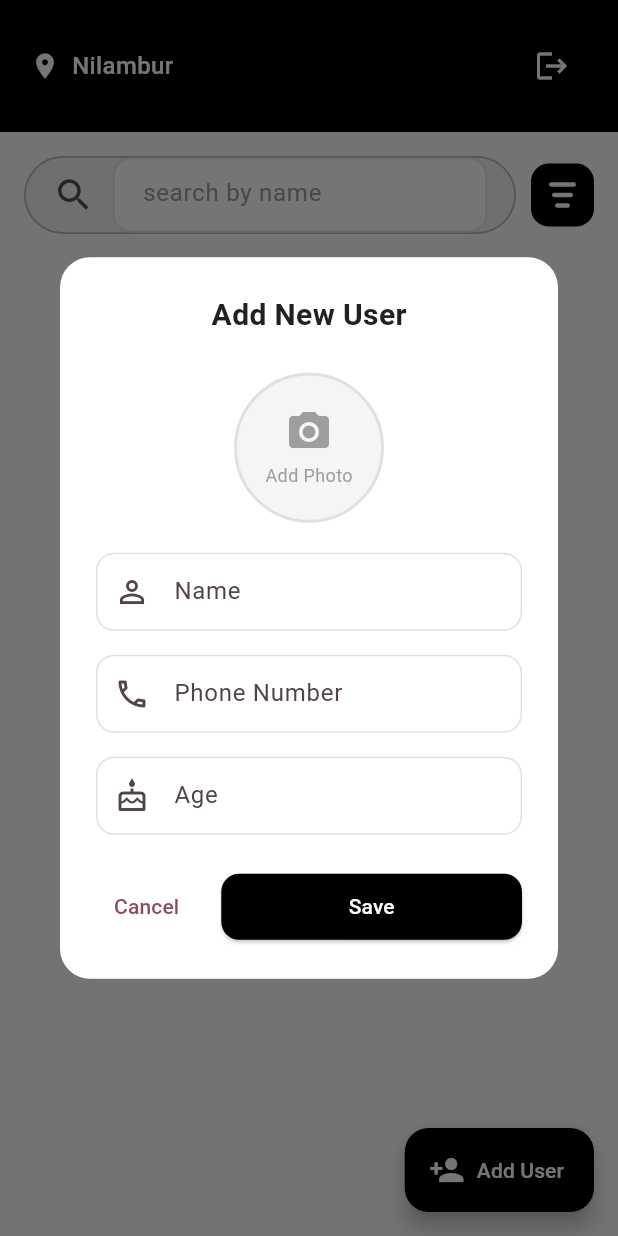
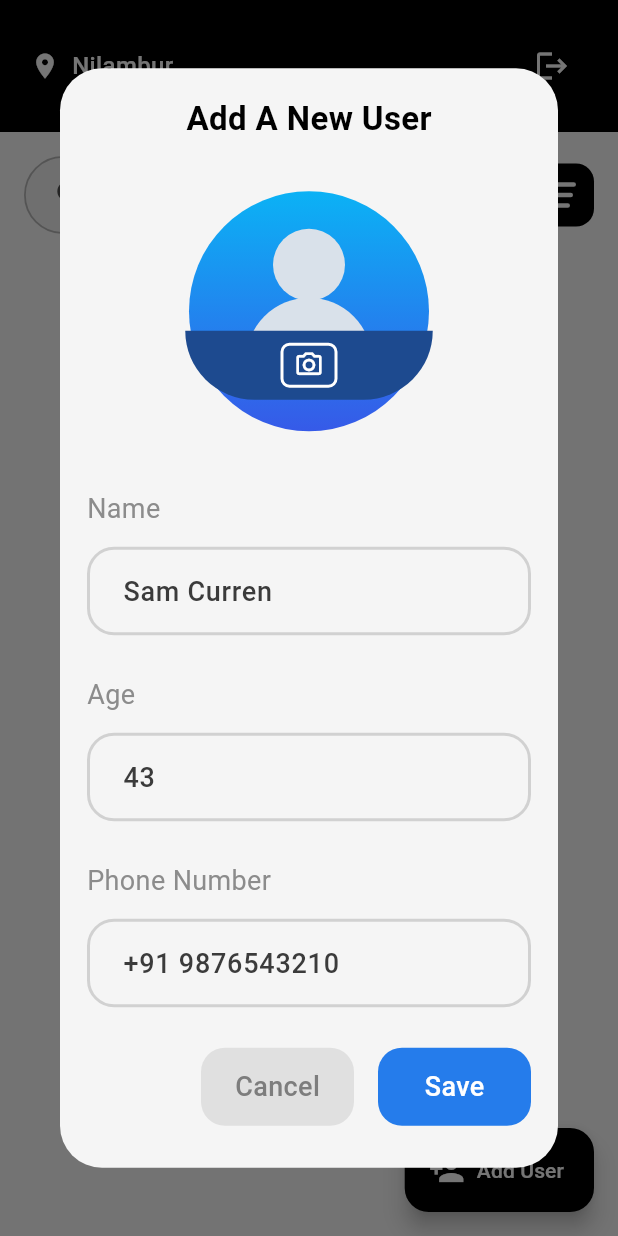
Before and after one commit to muhammednaseemtk/Total-x-task, a Flutter app: the UsersListScreen screen opened directly, after a tap on "Add User", on a phone screen of 412 x 824 dp. Run offline on Flutter 3.47's test engine with Material 3 defaults, Android fonts, the light colour scheme and no system bars; our stand-ins replace cloud_firestore, firebase_auth, firebase_core, firebase_storage, google_sign_in, image_picker and 1 more; accounts and stored records are empty.

Commit message:
some changes for this app

```diff
--- /dev/null
+++ b/lib/presentation/screens/add_user_screen.dart
@@ -0,0 +1,253 @@
+import 'package:flutter/material.dart';
+
+class AddUserScreen extends StatelessWidget {
+  final VoidCallback? onCancel;
+  final VoidCallback? onSave;
+
+  const AddUserScreen({
+    super.key,
+    this.onCancel,
+    this.onSave,
+  });
+
+  @override
+  Widget build(BuildContext context) {
+    return Dialog(
+      backgroundColor: const Color(0xFFF5F5F5),
+      shape: RoundedRectangleBorder(borderRadius: BorderRadius.circular(28)),
+      child: SingleChildScrollView(
+        child: Padding(
+          padding: const EdgeInsets.all(18),
+          child: Column(
+            mainAxisSize: MainAxisSize.min,
+            crossAxisAlignment: CrossAxisAlignment.start,
+            children: [
+              const Center(
+                child: AddUserTitleWidget(),
+              ),
+              const SizedBox(height: 28),
+              const Center(
+                child: ProfileImageWidget(),
+              ),
+              const SizedBox(height: 34),
+              const LabelTextWidget(title: 'Name'),
+              const SizedBox(height: 12),
+              const CustomTextFieldWidget(
+                hintText: 'Sam Curren',
+                keyboardType: TextInputType.name,
+              ),
+              const SizedBox(height: 26),
+              const LabelTextWidget(title: 'Age'),
+              const SizedBox(height: 12),
+              const CustomTextFieldWidget(
+                hintText: '43',
+                keyboardType: TextInputType.number,
+              ),
+              const SizedBox(height: 26),
+              const LabelTextWidget(title: 'Phone Number'),
+              const SizedBox(height: 12),
+              const CustomTextFieldWidget(
+                hintText: '+91 9876543210',
+                keyboardType: TextInputType.phone,
+              ),
+              const SizedBox(height: 26),
+              BottomButtonWidget(
+                onCancel: onCancel ?? () => Navigator.pop(context),
+                onSave: onSave ?? () => Navigator.pop(context),
+              ),
+              const SizedBox(height: 10),
+            ],
+          ),
+        ),
+      ),
+    );
+  }
+}
+
+class AddUserTitleWidget extends StatelessWidget {
+  const AddUserTitleWidget({super.key});
+
+  @override
+  Widget build(BuildContext context) {
+    return const Text(
+      'Add A New User',
+      style: TextStyle(
+        fontSize: 22,
+        fontWeight: FontWeight.w700,
+        color: Colors.black,
+      ),
+    );
+  }
+}
+
+class ProfileImageWidget extends StatelessWidget {
+  const ProfileImageWidget({super.key});
+
+  @override
+  Widget build(BuildContext context) {
+    return SizedBox(
+      width: 170,
+      height: 170,
+      child: Stack(
+        alignment: Alignment.center,
+        children: [
+          Container(
+            width: 160,
+            height: 160,
+            decoration: const BoxDecoration(
+              shape: BoxShape.circle,
+              gradient: LinearGradient(
+                colors: [
+                  Color(0xFF0BB2F5),
+                  Color(0xFF365AE8),
+                ],
+                begin: Alignment.topCenter,
+                end: Alignment.bottomCenter,
+              ),
+            ),
+          ),
+          Positioned(
+            top: 30,
+            child: Container(
+              width: 48,
+              height: 48,
+              decoration: const BoxDecoration(
+                color: Color(0xFFD9E1EA),
+                shape: BoxShape.circle,
+              ),
+            ),
+          ),
+          Positioned(
+            top: 76,
+            child: Container(
+              width: 84,
+              height: 58,
+              decoration: const BoxDecoration(
+                color: Color(0xFFD9E1EA),
+                borderRadius: BorderRadius.only(
+                  topLeft: Radius.circular(45),
+                  topRight: Radius.circular(45),
+                ),
+              ),
+            ),
+          ),
+          Positioned(
+            bottom: 26,
+            child: Container(
+              width: 165,
+              height: 46,
+              decoration: const BoxDecoration(
+                color: Color(0xFF1D4A8F),
+                borderRadius: BorderRadius.only(
+                  bottomLeft: Radius.circular(90),
+                  bottomRight: Radius.circular(90),
+                ),
+              ),
+            ),
+          ),
+          Positioned(
+            bottom: 34,
+            child: Container(
+              width: 38,
+              height: 30,
+              decoration: BoxDecoration(
+                borderRadius: BorderRadius.circular(6),
+                border: Border.all(color: Colors.white, width: 2),
+              ),
+              child: const Icon(Icons.camera_alt_outlined, color: Colors.white, size: 20),
+            ),
+          ),
+        ],
+      ),
+    );
+  }
+}
+
+class LabelTextWidget extends StatelessWidget {
+  final String title;
+  const LabelTextWidget({super.key, required this.title});
+
+  @override
+  Widget build(BuildContext context) {
+    return Text(
+      title,
+      style: const TextStyle(fontSize: 18, color: Color(0xFF8C8C8C), fontWeight: FontWeight.w400),
+    );
+  }
+}
+
+class CustomTextFieldWidget extends StatelessWidget {
+  final String hintText;
+  final TextInputType keyboardType;
+
+  const CustomTextFieldWidget({
+    super.key,
+    required this.hintText,
+    required this.keyboardType,
+  });
+
+  @override
+  Widget build(BuildContext context) {
+    return SizedBox(
+      height: 60,
+      child: TextFormField(
+        keyboardType: keyboardType,
+        style: const TextStyle(fontSize: 18, color: Color(0xFF3B3B3B), fontWeight: FontWeight.w500),
+        decoration: InputDecoration(
+          hintText: hintText,
+          hintStyle: const TextStyle(fontSize: 18, color: Color(0xFF3B3B3B), fontWeight: FontWeight.w500),
+          filled: true,
+          fillColor: const Color(0xFFF5F5F5),
+          contentPadding: const EdgeInsets.symmetric(horizontal: 20, vertical: 16),
+          enabledBorder: OutlineInputBorder(
+            borderRadius: BorderRadius.circular(18),
+            borderSide: const BorderSide(color: Color(0xFFD1D1D1), width: 2),
+          ),
+          focusedBorder: OutlineInputBorder(
+            borderRadius: BorderRadius.circular(18),
+            borderSide: const BorderSide(color: Color(0xFF2B7DE9), width: 2),
+          ),
+        ),
+      ),
+    );
+  }
+}
+
+class BottomButtonWidget extends StatelessWidget {
+  final VoidCallback onCancel;
+  final VoidCallback onSave;
+
+  const BottomButtonWidget({super.key, required this.onCancel, required this.onSave});
+
+  @override
+  Widget build(BuildContext context) {
+    return Row(
+      mainAxisAlignment: MainAxisAlignment.end,
+      children: [
+        GestureDetector(
+          onTap: onCancel,
+          child: Container(
+            width: 102,
+            height: 52,
+            decoration: BoxDecoration(color: const Color(0xFFE0E0E0), borderRadius: BorderRadius.circular(16)),
+            child: const Center(
+              child: Text('Cancel', style: TextStyle(fontSize: 18, color: Color(0xFF7D7D7D), fontWeight: FontWeight.w500)),
+            ),
+          ),
+        ),
+        const SizedBox(width: 16),
+        GestureDetector(
+          onTap: onSave,
+          child: Container(
+            width: 102,
+            height: 52,
+            decoration: BoxDecoration(color: const Color(0xFF257CEB), borderRadius: BorderRadius.circular(16)),
+            child: const Center(
+              child: Text('Save', style: TextStyle(fontSize: 18, color: Colors.white, fontWeight: FontWeight.w500)),
+            ),
+          ),
+        ),
+      ],
+    );
+  }
+}
--- a/lib/presentation/screens/users_list_screen.dart
+++ b/lib/presentation/screens/users_list_screen.dart
@@ -4,12 +4,12 @@ import '../../core/constants/color_constants.dart';
 import '../../core/utils/helpers.dart';
 import '../controllers/auth_controller.dart';
 import '../controllers/user_controller.dart';
-import '../widgets/add_user_dialog.dart';
 import '../widgets/users_header.dart';
 import '../widgets/users_sort_sheet.dart';
 import '../widgets/users_sign_out_dialog.dart';
 import '../widgets/users_list_view.dart';
 import 'login_screen.dart';
+import 'add_user_screen.dart';
 
 class UsersListScreen extends StatelessWidget {
   const UsersListScreen({super.key});
@@ -53,21 +53,12 @@ class UsersListScreen extends StatelessWidget {
   void showAddUserDialog(BuildContext context) {
     showDialog(
       context: context,
-      builder: (ctx) => AddUserDialog(
-        onSubmit: (name, phone, age, imagePath) async {
+      builder: (ctx) => AddUserScreen(
+        onSave: () {
+          Navigator.pop(ctx);
           final userCtrl = context.read<UserController>();
-          final success = await userCtrl.addUser(
-            name: name,
-            phone: phone,
-            age: age,
-            imagePath: imagePath,
-          );
-          if (context.mounted)
-            Helpers.showSnackBar(
-              context,
-              success ? 'User added successfully' : 'Failed to add user',
-              isError: !success,
-            );
+          userCtrl.addUser(name: 'Sam Curren', phone: '+91 9876543210', age: 43, imagePath: null);
+          Helpers.showSnackBar(context, 'User added successfully');
         },
       ),
     );
@@ -87,12 +78,13 @@ class UsersListScreen extends StatelessWidget {
   void deleteUser(BuildContext context, String id, String name) async {
     final userCtrl = context.read<UserController>();
     final success = await userCtrl.deleteUser(id);
-    if (context.mounted)
+    if (context.mounted) {
       Helpers.showSnackBar(
         context,
         success ? 'User deleted' : 'Failed to delete user',
         isError: !success,
       );
+    }
   }
 
   void signOutWithAuth(BuildContext context) async {
@@ -103,11 +95,12 @@ class UsersListScreen extends StatelessWidget {
     if (confirmed == true && context.mounted) {
       final authCtrl = context.read<AuthController>();
       await authCtrl.signOut();
-      if (context.mounted)
+      if (context.mounted) {
         Navigator.pushReplacement(
           context,
           MaterialPageRoute(builder: (context) => const LoginScreen()),
         );
+      }
     }
   }
 }
--- a/lib/presentation/widgets/add_user_dialog.dart
+++ /dev/null
@@ -1,163 +0,0 @@
-import 'dart:io';
-import 'package:flutter/material.dart';
-import 'package:provider/provider.dart';
-import '../../core/constants/color_constants.dart';
-import '../../core/utils/image_controller.dart';
-
-class AddUserDialog extends StatelessWidget {
-  final Function(String, String, int, String?) onSubmit;
-  const AddUserDialog({super.key, required this.onSubmit});
-
-  @override
-  Widget build(BuildContext context) {
-    return ChangeNotifierProvider(
-      create: (_) => ImageControllerUtil(),
-      child: _AddUserDialogContent(onSubmit: onSubmit),
-    );
-  }
-}
-
-class _AddUserDialogContent extends StatelessWidget {
-  final Function(String, String, int, String?) onSubmit;
-  const _AddUserDialogContent({required this.onSubmit});
-
-  @override
-  Widget build(BuildContext context) {
-    return Dialog(
-      backgroundColor: AppColors.white,
-      shape: RoundedRectangleBorder(borderRadius: BorderRadius.circular(20)),
-      child: SingleChildScrollView(
-        child: Padding(
-          padding: const EdgeInsets.all(24),
-          child: Column(
-            mainAxisSize: MainAxisSize.min,
-            children: [
-              const Text('Add New User', style: TextStyle(fontSize: 20, fontWeight: FontWeight.bold, color: AppColors.textPrimary)),
-              const SizedBox(height: 24),
-              const _ImagePicker(),
-              const SizedBox(height: 20),
-              _Form(onSubmit: onSubmit),
-            ],
-          ),
-        ),
-      ),
-    );
-  }
-}
-
-class _ImagePicker extends StatelessWidget {
-  const _ImagePicker();
-
-  @override
-  Widget build(BuildContext context) {
-    final img = context.watch<ImageControllerUtil>();
-    return GestureDetector(
-      onTap: () => _pick(context),
-      child: Container(
-        width: 100,
-        height: 100,
-        decoration: BoxDecoration(shape: BoxShape.circle, color: AppColors.lightGrey, border: Border.all(color: AppColors.divider, width: 2)),
-        child: img.imagePath != null
-            ? ClipOval(child: Image.file(File(img.imagePath!), fit: BoxFit.cover, width: 100, height: 100))
-            : const Column(mainAxisAlignment: MainAxisAlignment.center, children: [
-                Icon(Icons.camera_alt, color: AppColors.grey, size: 32),
-                SizedBox(height: 4),
-                Text('Add Photo', style: TextStyle(fontSize: 12, color: AppColors.grey)),
-              ]),
-      ),
-    );
-  }
-
-  void _pick(BuildContext context) {
-    showModalBottomSheet(
-      context: context,
-      backgroundColor: AppColors.white,
-      shape: const RoundedRectangleBorder(borderRadius: BorderRadius.vertical(top: Radius.circular(20))),
-      builder: (ctx) => Padding(
-        padding: const EdgeInsets.all(24),
-        child: Column(
-          mainAxisSize: MainAxisSize.min,
-          children: [
-            ListTile(
-              leading: const Icon(Icons.photo_library, color: AppColors.primary),
-              title: const Text('Choose from Gallery'),
-              onTap: () async {
-                Navigator.pop(ctx);
-                await context.read<ImageControllerUtil>().pickImageFromGallery();
-              },
-            ),
-            ListTile(
-              leading: const Icon(Icons.camera_alt, color: AppColors.primary),
-              title: const Text('Take a Photo'),
-              onTap: () async {
-                Navigator.pop(ctx);
-                await context.read<ImageControllerUtil>().pickImageFromCamera();
-              },
-            ),
-          ],
-        ),
-      ),
-    );
-  }
-}
-
-class _Form extends StatelessWidget {
-  final Function(String, String, int, String?) onSubmit;
-  const _Form({required this.onSubmit});
-
-  @override
-  Widget build(BuildContext context) {
-    return _AddUserForm(onSubmit: onSubmit);
-  }
-}
-
-class _AddUserForm extends StatefulWidget {
-  final Function(String, String, int, String?) onSubmit;
-  const _AddUserForm({required this.onSubmit});
-
-  @override
-  State<_AddUserForm> createState() => _AddUserFormState();
-}
-
-class _AddUserFormState extends State<_AddUserForm> {
-  final _name = TextEditingController();
-  final _phone = TextEditingController();
-  final _age = TextEditingController();
-
-  @override
-  void dispose() {
-    _name.dispose();
-    _phone.dispose();
-    _age.dispose();
-    super.dispose();
-  }
-
-  void _submit() {
-    if (_name.text.isNotEmpty && _phone.text.isNotEmpty && _age.text.isNotEmpty) {
-      final img = context.read<ImageControllerUtil>();
-      Navigator.pop(context);
-      widget.onSubmit(_name.text.trim(), _phone.text.trim(), int.parse(_age.text.trim()), img.imagePath);
-    }
-  }
-
-  @override
-  Widget build(BuildContext context) {
-    return Column(
-      children: [
-        TextField(controller: _name, decoration: const InputDecoration(labelText: 'Name', prefixIcon: Icon(Icons.person_outline))),
-        const SizedBox(height: 16),
-        TextField(controller: _phone, decoration: const InputDecoration(labelText: 'Phone Number', prefixIcon: Icon(Icons.phone_outlined)), keyboardType: TextInputType.phone),
-        const SizedBox(height: 16),
-        TextField(controller: _age, decoration: const InputDecoration(labelText: 'Age', prefixIcon: Icon(Icons.cake_outlined)), keyboardType: TextInputType.number),
-        const SizedBox(height: 24),
-        Row(
-          children: [
-            TextButton(onPressed: () => Navigator.pop(context), child: const Text('Cancel')),
-            const SizedBox(width: 16),
-            Expanded(child: ElevatedButton(onPressed: _submit, child: const Text('Save'))),
-          ],
-        ),
-      ],
-    );
-  }
-}
--- a/lib/presentation/widgets/users_header.dart
+++ b/lib/presentation/widgets/users_header.dart
@@ -111,13 +111,16 @@ class _SearchFilterBarState extends State<SearchFilterBar> {
               child: Row(
                 children: [
                   const SizedBox(width: 18),
-                  const Icon(
+                  const Center(
+                    child: Icon(
                       Icons.search,
-                    size: 28,
+                      size: 24,
                       color: Color(0xFF505050),
+                    ),
                   ),
                   const SizedBox(width: 12),
                   Expanded(
+                    child: Center(
                       child: TextFormField(
                         controller: widget.searchController,
                         onChanged: widget.onSearchChanged,
@@ -135,22 +138,26 @@ class _SearchFilterBarState extends State<SearchFilterBar> {
                           ),
                           border: InputBorder.none,
                           isCollapsed: true,
-                        suffixIcon: widget.searchController.text.isNotEmpty
-                            ? GestureDetector(
+                          contentPadding: EdgeInsets.zero,
+                        ),
+                      ),
+                    ),
+                  ),
+                  if (widget.searchController.text.isNotEmpty)
+                    GestureDetector(
                       onTap: widget.onClearSearch,
-                                child: const Padding(
-                                  padding: EdgeInsets.all(12),
+                      child: const Center(
+                        child: Padding(
+                          padding: EdgeInsets.only(right: 18),
                           child: Icon(
                             Icons.close,
                             size: 20,
                             color: Color(0xFF505050),
                           ),
                         ),
+                      ),
                     )
-                            : null,
-                      ),
-                    ),
-                  ),
+                  else
                     const SizedBox(width: 18),
                 ],
               ),
```
Lines whose indentation alone changed are shown as unchanged.
